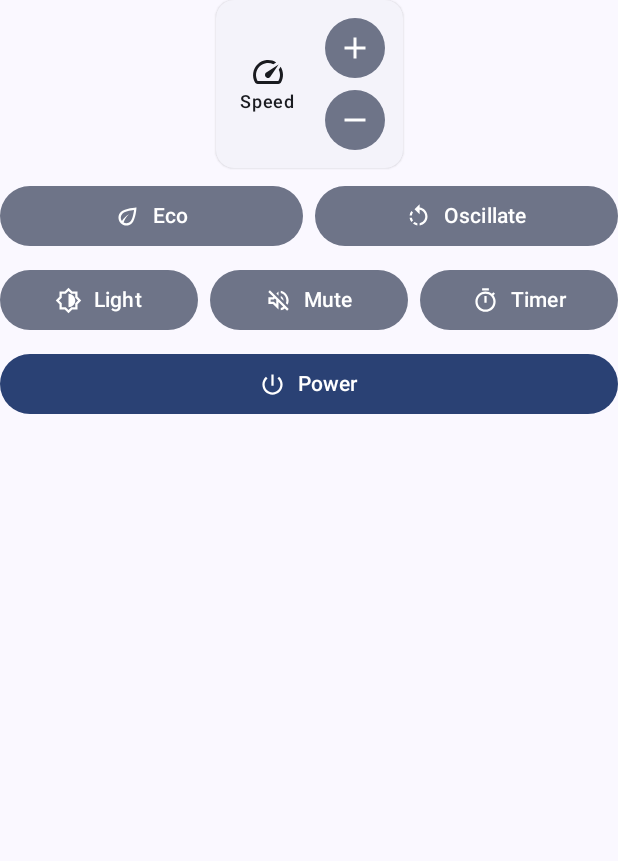
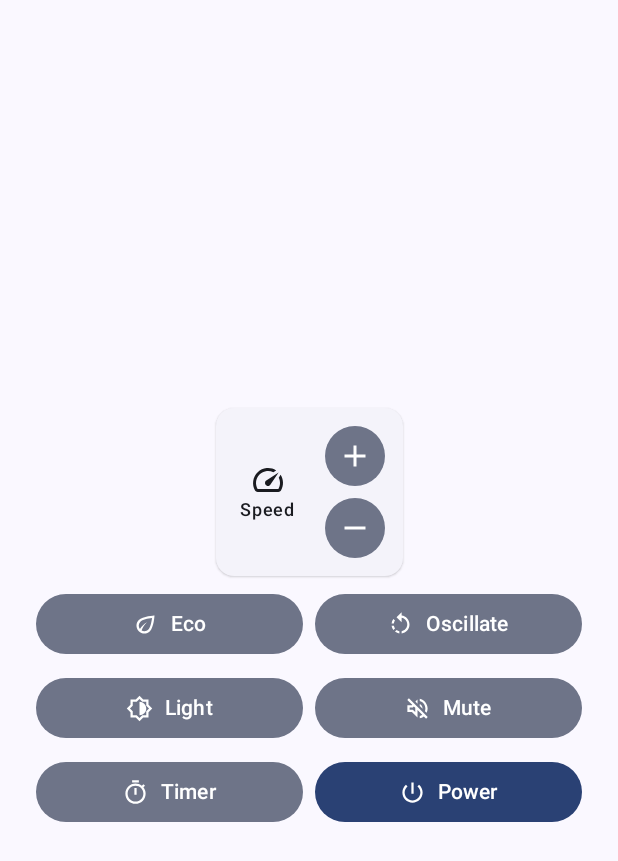
Before and after one commit to Wartybix/MeacoFan_650_Remote, an Android app built with Jetpack Compose: the screen it shows after launch (MainActivity), on a phone screen of 412 x 824 dp. Shown: the top 861 px of the screen. Run offline under Robolectric (Android 15) with nearby library versions, the phone set to English and light mode, and no system bars.

Commit message:
Centered remote UI.

```diff
--- a/app/src/main/java/com/example/meacofan650remote/ui/RemoteScreen.kt
+++ b/app/src/main/java/com/example/meacofan650remote/ui/RemoteScreen.kt
@@ -1,9 +1,11 @@
 package com.example.meacofan650remote.ui
 
 import androidx.compose.foundation.layout.Arrangement
+import androidx.compose.foundation.layout.Box
 import androidx.compose.foundation.layout.Column
 import androidx.compose.foundation.layout.PaddingValues
 import androidx.compose.foundation.layout.Row
+import androidx.compose.foundation.layout.fillMaxSize
 import androidx.compose.foundation.layout.fillMaxWidth
 import androidx.compose.foundation.layout.padding
 import androidx.compose.material.icons.Icons
@@ -24,10 +26,15 @@ fun RemoteScreen(
     modifier: Modifier = Modifier,
     paddingValues: PaddingValues = PaddingValues()
 ) {
+    Box(modifier = modifier
+        .padding(paddingValues)
+        .padding(horizontal = 24.dp)
+        .fillMaxSize(),
+        contentAlignment = Alignment.Center
+    ) {
         Column(
             verticalArrangement = Arrangement.spacedBy(8.dp),
-        horizontalAlignment = Alignment.CenterHorizontally,
-        modifier = modifier.padding(paddingValues)
+            horizontalAlignment = Alignment.CenterHorizontally
         )
         {
             SpeedWidget()
@@ -59,15 +66,21 @@ fun RemoteScreen(
 
                 }
 
+
+            }
+
+            Row(
+                modifier = Modifier.fillMaxWidth(),
+                horizontalArrangement = Arrangement.spacedBy(8.dp)
+            ) {
                 RemoteButton(icon = Icons.Outlined.Timer, text = "Timer", modifier = Modifier.weight(1f)) {
 
                 }
 
+                RemoteButton(icon = Icons.Outlined.PowerSettingsNew, text = "Power", emphasise = true, modifier = Modifier.weight(1f)) {
 
                 }
-
-        RemoteButton(icon = Icons.Outlined.PowerSettingsNew, text = "Power", emphasise = true, modifier = Modifier.fillMaxWidth()) {
-
+            }
         }
     }
 
```
Lines whose indentation alone changed are shown as unchanged.
